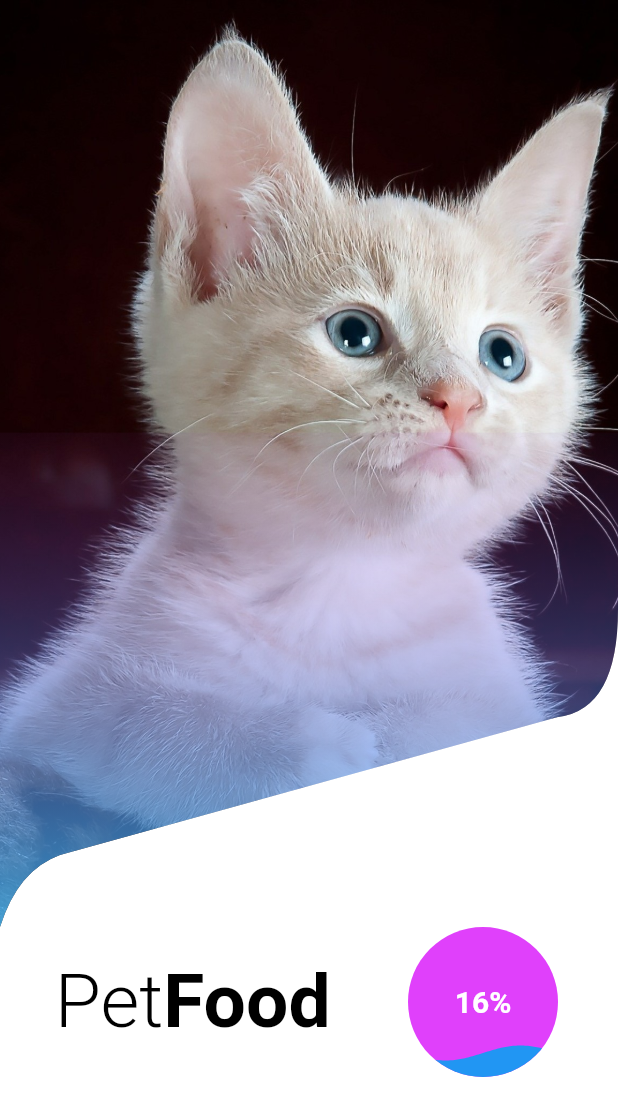
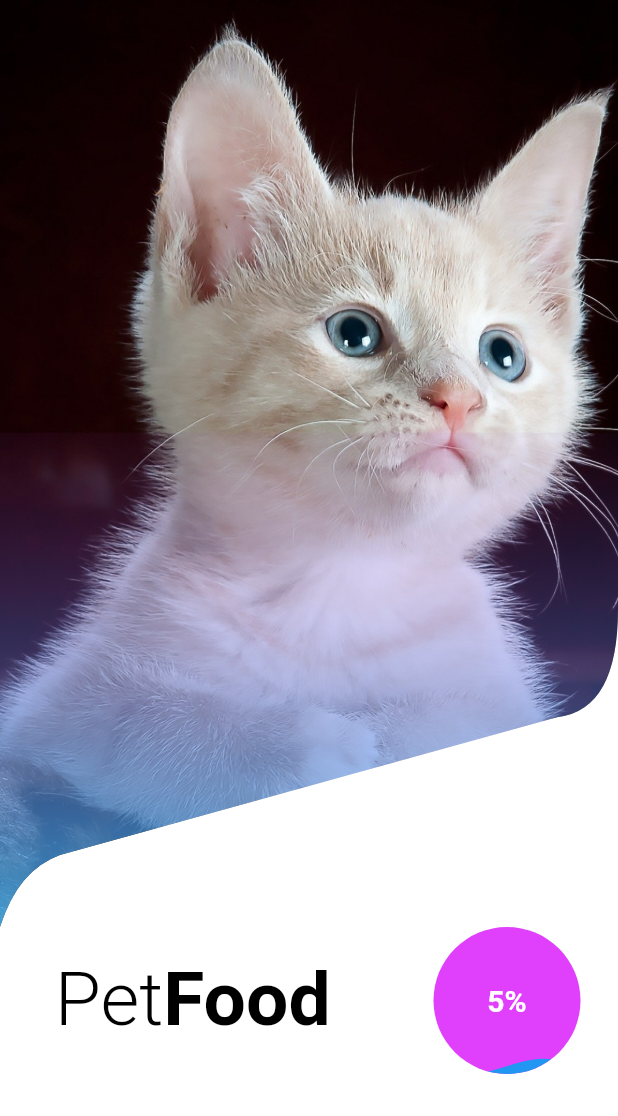
Before and after one commit to bonnesbaby14/petfood, a Flutter app: the first screen one second after launch, on a phone screen of 412 x 824 dp. Shown: the top 1116 px of the screen. Run offline on Flutter 3.47's test engine with Material 2 defaults, Android fonts, the phone set to English and light mode, and no system bars; our stand-ins replace liquid_progress_indicator, sleek_circular_slider; Roboto replaces fonts that are missing (Poppins).

Commit message:
se cambiaron la dimesiones

```diff
--- a/lib/pages/Home.dart
+++ b/lib/pages/Home.dart
@@ -4,6 +4,7 @@ import 'package:petfood/utils/clipperButton.dart';
 import 'package:sleek_circular_slider/sleek_circular_slider.dart';
 import 'package:liquid_progress_indicator/liquid_progress_indicator.dart';
 import 'package:petfood/utils/Progress.dart';
+
 class Home extends StatefulWidget {
   @override
   _loginState createState() => _loginState();
@@ -98,9 +99,8 @@ class _loginState extends State<Home> {
               //   ),
               // )
               Padding(
-
-                child:_AnimatedLiquidCircularProgressIndicator(),
-              padding: EdgeInsets.fromLTRB(0, 0, 40, 0) ,
+                child: _AnimatedLiquidCircularProgressIndicator(),
+                padding: EdgeInsets.fromLTRB(10, 0, 25, 0),
               ),
             ],
           )
@@ -109,8 +109,6 @@ class _loginState extends State<Home> {
     );
   }
 }
-
-
 
 class _AnimatedLiquidCircularProgressIndicator extends StatefulWidget {
   @override
@@ -128,21 +126,16 @@ class _AnimatedLiquidCircularProgressIndicatorState
     super.initState();
     _animationController = AnimationController(
       vsync: this,
-      duration: Duration(seconds: 5),
-
+      duration: Duration(seconds: 15),
     );
 
-    _animationController.addListener(() => setState(() {
-
-    }
-    )
-    );
+    _animationController.addListener(() => setState(() {}));
     _animationController.repeat();
   }
 
   @override
   void dispose() {
-        print("finalizado");
+    print("finalizado");
     _animationController.dispose();
 
     super.dispose();
@@ -151,13 +144,13 @@ class _AnimatedLiquidCircularProgressIndicatorState
   @override
   Widget build(BuildContext context) {
     final percentage = _animationController.value * 100;
-    if(percentage==99){
+    if (percentage == 99) {
       Navigator.of(context).pushNamed("home");
     }
     return Center(
       child: SizedBox(
-        width: 100.0,
-        height: 100.0,
+        width: 98.0,
+        height: 98.0,
         child: LiquidCircularProgressIndicator(
           value: _animationController.value,
           backgroundColor: Colors.purpleAccent,
```
Also changed, not shown: 2 other files.
